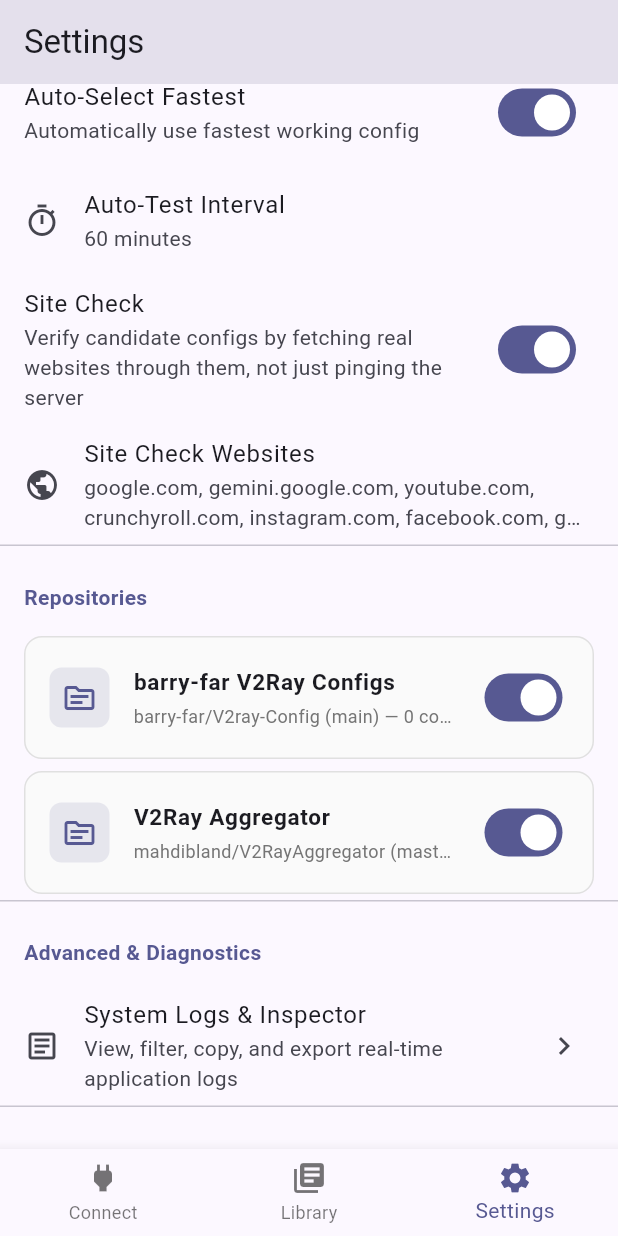
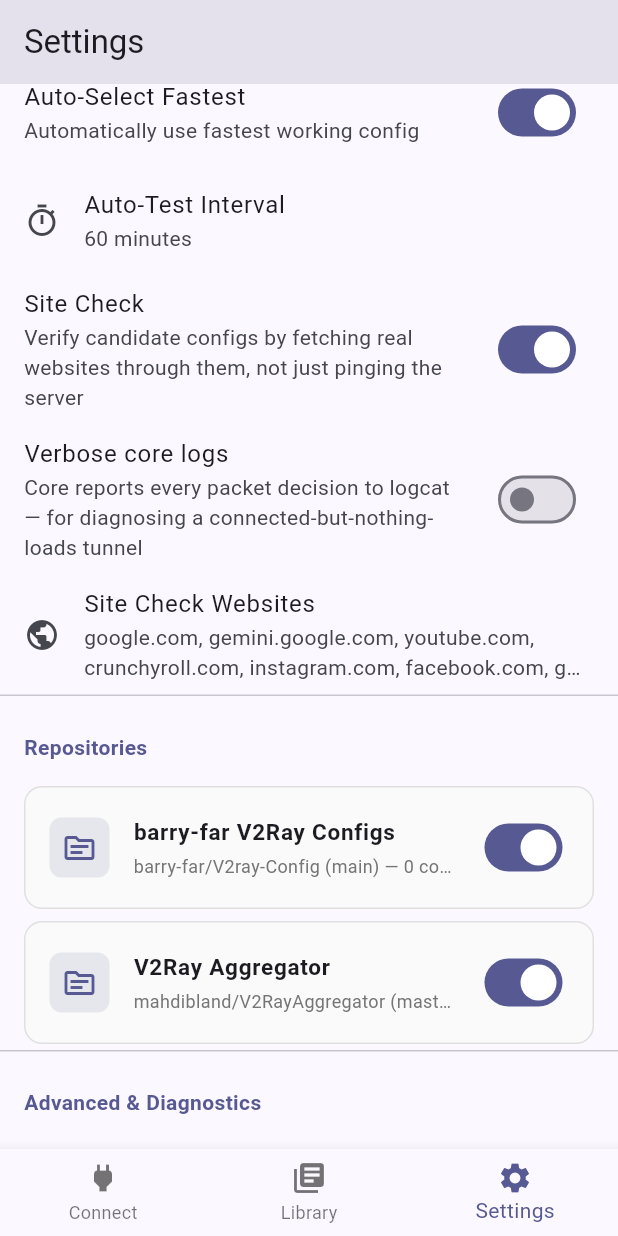
Before and after one commit to kiacoder/blackout-kit-mobile, a Flutter app: the screen it shows after launch, item 3 of the bottom bar chosen, scrolled down 1152 dp, on a phone screen of 412 x 824 dp. Run offline on Flutter 3.47's test engine with Material 3 defaults, Android fonts, the phone set to English and light mode, and no system bars; our stand-ins replace dio, file_picker, get, hive, hive_flutter, logger and 3 more; missing offline and left inert: mobile_scanner; accounts and stored records are empty; network calls fail.

Commit message:
feat(diag): verbose core logs toggle — core reports TUN packet decisions to logcat
The full sweep of the TUN path found no defect on our side: the inbound
config shape matches Xray-core's parser (infra/conf/tun.go), the fd
handoff matches AndroidTun exactly, and the bundled core is current.
The remaining unknown is runtime behavior on the device, which only the
core's own logs can answer.

- XrayConfigBuilder.coreLogLevel (warning default) emitted into every
  generated config
- Settings → 'Verbose core logs' toggle (persisted) switches debug/warning

```diff
--- a/lib/controllers/settings_controller.dart
+++ b/lib/controllers/settings_controller.dart
@@ -9,6 +9,7 @@ import 'package:logger/logger.dart';
 import 'package:wakelock_plus/wakelock_plus.dart';
 import '../services/localization_service.dart';
 import '../services/debug_service.dart';
+import '../services/xray_config.dart';
 
 class SettingsController extends GetxController {
   static const String _settingsBoxName = 'settings';
@@ -33,6 +34,11 @@ class SettingsController extends GetxController {
 
   /// Resolver used when [dnsLeakPreventionEnabled] is on.
   final RxString customDnsServer = RxString('1.1.1.1');
+
+  /// Verbose core logs: the generated Xray config logs at 'debug' so the
+  /// TUN data path (packet dispositions, routing, DNS) is visible in logcat
+  /// through the core's status callback. Diagnosis tool — noisy otherwise.
+  final RxBool coreDebugLogs = RxBool(false);
 
   final RxString theme = RxString('system'); // system, light, dark
   final RxBool showSpeedInTray = RxBool(true);
@@ -167,6 +173,9 @@ class SettingsController extends GetxController {
           ? sanitizeSiteCheckUrls(savedUrls.cast<String>())
           : List<String>.from(defaultSiteCheckUrls);
 
+      coreDebugLogs.value = _settingsBox.get('coreDebugLogs', defaultValue: false);
+      XrayConfigBuilder.coreLogLevel = coreDebugLogs.value ? 'debug' : 'warning';
+
       // Apply initial theme mode & wakelock
       _applyTheme(theme.value);
       _applyKeepScreenAwake(keepScreenAwake.value);
@@ -203,6 +212,7 @@ class SettingsController extends GetxController {
 
       await _settingsBox.put('siteCheckEnabled', siteCheckEnabled.value);
       await _settingsBox.put('siteCheckUrls', siteCheckUrls.toList());
+      await _settingsBox.put('coreDebugLogs', coreDebugLogs.value);
 
       _log.i('Settings saved to storage');
     } catch (e) {
@@ -321,6 +331,15 @@ class SettingsController extends GetxController {
     _action('setting_site_check', {'value': value});
   }
 
+  /// Toggle verbose core logging (Xray config log level debug/warning).
+  void setCoreDebugLogs(bool value) {
+    coreDebugLogs.value = value;
+    XrayConfigBuilder.coreLogLevel = value ? 'debug' : 'warning';
+    saveSettings();
+    _log.i('Core debug logs: $value');
+    _action('setting_core_debug_logs', {'value': value});
+  }
+
   /// Replace the site-check host list with [raw] (sanitised first).
   void setSiteCheckUrls(Iterable<String> raw) {
     final hosts = sanitizeSiteCheckUrls(raw);
--- a/lib/screens/settings_screen.dart
+++ b/lib/screens/settings_screen.dart
@@ -209,6 +209,15 @@ class _SettingsScreenState extends State<SettingsScreen> {
                   ),
                   value: _settingsController.siteCheckEnabled.value,
                   onChanged: _settingsController.setSiteCheckEnabled,
+                )),
+                Obx(() => SwitchListTile(
+                  title: const Text('Verbose core logs'),
+                  subtitle: const Text(
+                    'Core reports every packet decision to logcat — for '
+                    'diagnosing a connected-but-nothing-loads tunnel',
+                  ),
+                  value: _settingsController.coreDebugLogs.value,
+                  onChanged: _settingsController.setCoreDebugLogs,
                 )),
                 Obx(() => ListTile(
                   title: const Text('Site Check Websites'),
--- a/pubspec.yaml
+++ b/pubspec.yaml
@@ -2,7 +2,7 @@ name: blackout_kit_mobile
 description: Trustworthy VPN alternative for Iranian users. Config-based, open-source, no backend exposure.
 publish_to: none
 
-version: 1.0.0-beta.21+21
+version: 1.0.0-beta.22+22
 
 environment:
   sdk: '>=3.0.0 <4.0.0'
```
Also changed, not shown: lib/services/xray_config.dart (+7 -1 lines), 2 other files.
